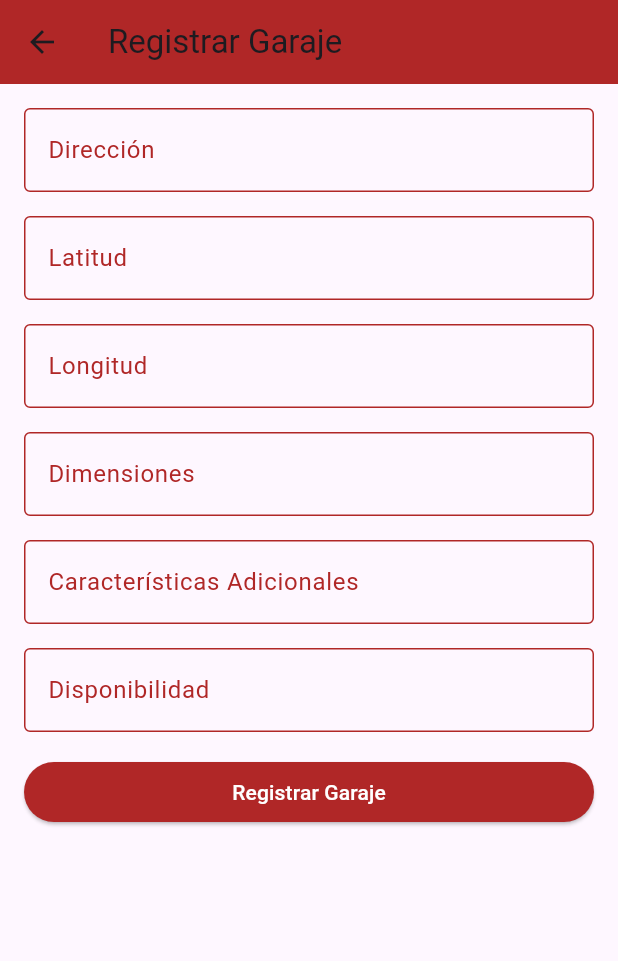
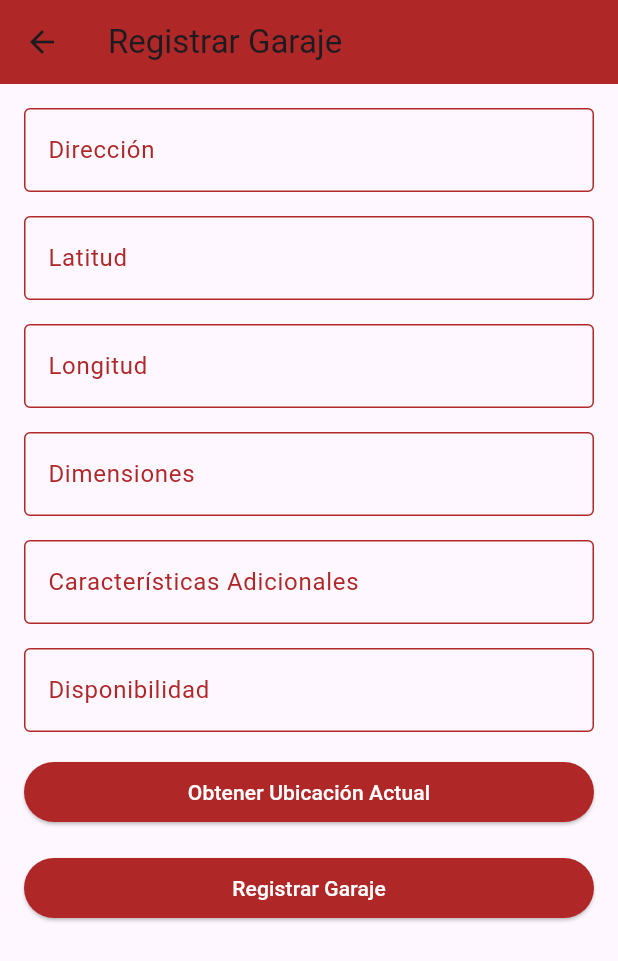
Before and after one commit to callme-rojas/REFFS, a Flutter app: the RegisterGaragePage screen opened directly, after a tap on "Registrar Garaje", on a phone screen of 412 x 824 dp. Shown: the top 961 px of the screen. Run offline on Flutter 3.47's test engine with Material 3 defaults, Android fonts, the phone set to English and light mode, and no system bars; our stand-ins replace geolocator, google_maps_flutter, shared_preferences; accounts and stored records are empty.

Commit message:
coordenadas funcionando

```diff
--- a/reffs_parking/lib/park_register_page.dart
+++ b/reffs_parking/lib/park_register_page.dart
@@ -1,4 +1,5 @@
 import 'package:flutter/material.dart';
+import 'package:geolocator/geolocator.dart';
 import 'package:reffs_parking/api/api_service.dart';
 import 'package:shared_preferences/shared_preferences.dart';
 
@@ -15,14 +16,45 @@ class _RegisterGaragePageState extends State<RegisterGaragePage> {
   final TextEditingController caracteristicasController = TextEditingController();
   final TextEditingController disponibilidadController = TextEditingController();
 
-  final ApiService _apiService = ApiService(baseUrl: 'https://parkingsystem-hjcb.onrender.com');
+  final ApiService _apiService =
+      ApiService(baseUrl: 'https://parkingsystem-hjcb.onrender.com');
+
+  // Función para obtener la ubicación actual del dispositivo
+  Future<void> _getCurrentLocation() async {
+    bool serviceEnabled;
+    LocationPermission permission;
+
+    // Verificar si los servicios de ubicación están habilitados
+    serviceEnabled = await Geolocator.isLocationServiceEnabled();
+    if (!serviceEnabled) {
+      // Servicios de ubicación no habilitados, mostrar un mensaje al usuario
+      print('Servicios de ubicación deshabilitados.');
+      return;
+    }
+
+    // Solicitar permisos de ubicación al usuario
+    permission = await Geolocator.requestPermission();
+    if (permission == LocationPermission.denied) {
+      // Permiso denegado por el usuario, mostrar un mensaje al usuario
+      print('Permiso de ubicación denegado.');
+      return;
+    }
+
+    // Obtener la ubicación actual
+    Position position = await Geolocator.getCurrentPosition(
+        desiredAccuracy: LocationAccuracy.high);
+
+    setState(() {
+      latitudController.text = position.latitude.toString();
+      longitudController.text = position.longitude.toString();
+    });
+  }
 
   Future<void> _registerGarage() async {
     final SharedPreferences prefs = await SharedPreferences.getInstance();
-    final usuarioId = prefs.getInt('userId') ?? 0; // Obtener usuarioId de SharedPreferences, si no está disponible, asignar 0
+    final usuarioId = prefs.getInt('userId') ?? 0;
 
     if (usuarioId == 0) {
-      // Manejar el caso donde usuarioId no está disponible
       print('Error: UsuarioId no encontrado en SharedPreferences.');
       return;
     }
@@ -44,10 +76,8 @@ class _RegisterGaragePageState extends State<RegisterGaragePage> {
     );
 
     if (response == 201) {
-      // Registro exitoso, puedes manejar la respuesta aquí
       print('Garaje registrado exitosamente.');
     } else {
-      // Manejo de errores si es necesario
       print('Error al registrar el garaje. Código de estado: $response');
     }
   }
@@ -57,7 +87,7 @@ class _RegisterGaragePageState extends State<RegisterGaragePage> {
     return Scaffold(
       appBar: AppBar(
         title: const Text('Registrar Garaje'),
-        backgroundColor: const Color.fromARGB(255, 176, 39, 39), // Color principal
+        backgroundColor: const Color.fromARGB(255, 176, 39, 39),
       ),
       body: SingleChildScrollView(
         padding: const EdgeInsets.all(16.0),
@@ -68,12 +98,15 @@ class _RegisterGaragePageState extends State<RegisterGaragePage> {
               controller: direccionController,
               decoration: InputDecoration(
                 labelText: 'Dirección',
-                labelStyle: TextStyle(color: const Color.fromARGB(255, 176, 39, 39)), // Color principal para el texto del label
+                labelStyle:
+                    TextStyle(color: const Color.fromARGB(255, 176, 39, 39)),
                 focusedBorder: OutlineInputBorder(
-                  borderSide: const BorderSide(color: const Color.fromARGB(255, 176, 39, 39)), // Color principal para el borde enfocado
+                  borderSide:
+                      const BorderSide(color: const Color.fromARGB(255, 176, 39, 39)),
                 ),
                 enabledBorder: OutlineInputBorder(
-                  borderSide: const BorderSide(color: const Color.fromARGB(255, 176, 39, 39)), // Color principal para el borde habilitado
+                  borderSide:
+                      const BorderSide(color: const Color.fromARGB(255, 176, 39, 39)),
                 ),
               ),
             ),
@@ -82,12 +115,15 @@ class _RegisterGaragePageState extends State<RegisterGaragePage> {
               controller: latitudController,
               decoration: InputDecoration(
                 labelText: 'Latitud',
-                labelStyle: TextStyle(color: const Color.fromARGB(255, 176, 39, 39)),
+                labelStyle:
+                    TextStyle(color: const Color.fromARGB(255, 176, 39, 39)),
                 focusedBorder: OutlineInputBorder(
-                  borderSide: const BorderSide(color: const Color.fromARGB(255, 176, 39, 39)),
+                  borderSide:
+                      const BorderSide(color: const Color.fromARGB(255, 176, 39, 39)),
                 ),
                 enabledBorder: OutlineInputBorder(
-                  borderSide: const BorderSide(color: const Color.fromARGB(255, 176, 39, 39)),
+                  borderSide:
+                      const BorderSide(color: const Color.fromARGB(255, 176, 39, 39)),
                 ),
               ),
             ),
@@ -96,12 +132,15 @@ class _RegisterGaragePageState extends State<RegisterGaragePage> {
               controller: longitudController,
               decoration: InputDecoration(
                 labelText: 'Longitud',
-                labelStyle: TextStyle(color: const Color.fromARGB(255, 176, 39, 39)),
+                labelStyle:
+                    TextStyle(color: const Color.fromARGB(255, 176, 39, 39)),
                 focusedBorder: OutlineInputBorder(
-                  borderSide: const BorderSide(color: const Color.fromARGB(255, 176, 39, 39)),
+                  borderSide:
+                      const BorderSide(color: const Color.fromARGB(255, 176, 39, 39)),
                 ),
                 enabledBorder: OutlineInputBorder(
-                  borderSide: const BorderSide(color: const Color.fromARGB(255, 176, 39, 39)),
+                  borderSide:
+                      const BorderSide(color: const Color.fromARGB(255, 176, 39, 39)),
                 ),
               ),
             ),
@@ -110,12 +149,15 @@ class _RegisterGaragePageState extends State<RegisterGaragePage> {
               controller: dimensionesController,
               decoration: InputDecoration(
                 labelText: 'Dimensiones',
-                labelStyle: TextStyle(color: const Color.fromARGB(255, 176, 39, 39)),
+                labelStyle:
+                    TextStyle(color: const Color.fromARGB(255, 176, 39, 39)),
                 focusedBorder: OutlineInputBorder(
-                  borderSide: const BorderSide(color: const Color.fromARGB(255, 176, 39, 39)),
+                  borderSide:
+                      const BorderSide(color: const Color.fromARGB(255, 176, 39, 39)),
                 ),
                 enabledBorder: OutlineInputBorder(
-                  borderSide: const BorderSide(color: const Color.fromARGB(255, 176, 39, 39)),
+                  borderSide:
+                      const BorderSide(color: const Color.fromARGB(255, 176, 39, 39)),
                 ),
               ),
             ),
@@ -124,12 +166,15 @@ class _RegisterGaragePageState extends State<RegisterGaragePage> {
               controller: caracteristicasController,
               decoration: InputDecoration(
                 labelText: 'Características Adicionales',
-                labelStyle: TextStyle(color: const Color.fromARGB(255, 176, 39, 39)),
+                labelStyle:
+                    TextStyle(color: const Color.fromARGB(255, 176, 39, 39)),
                 focusedBorder: OutlineInputBorder(
-                  borderSide: const BorderSide(color: const Color.fromARGB(255, 176, 39, 39)),
+                  borderSide:
+                      const BorderSide(color: const Color.fromARGB(255, 176, 39, 39)),
                 ),
                 enabledBorder: OutlineInputBorder(
-                  borderSide: const BorderSide(color: const Color.fromARGB(255, 176, 39, 39)),
+                  borderSide:
+                      const BorderSide(color: const Color.fromARGB(255, 176, 39, 39)),
                 ),
               ),
             ),
@@ -138,13 +183,27 @@ class _RegisterGaragePageState extends State<RegisterGaragePage> {
               controller: disponibilidadController,
               decoration: InputDecoration(
                 labelText: 'Disponibilidad',
-                labelStyle: TextStyle(color: const Color.fromARGB(255, 176, 39, 39)),
+                labelStyle:
+                    TextStyle(color: const Color.fromARGB(255, 176, 39, 39)),
                 focusedBorder: OutlineInputBorder(
-                  borderSide: const BorderSide(color: const Color.fromARGB(255, 176, 39, 39)),
+                  borderSide:
+                      const BorderSide(color: const Color.fromARGB(255, 176, 39, 39)),
                 ),
                 enabledBorder: OutlineInputBorder(
-                  borderSide: const BorderSide(color: const Color.fromARGB(255, 176, 39, 39)),
+                  borderSide:
+                      const BorderSide(color: const Color.fromARGB(255, 176, 39, 39)),
                 ),
+              ),
+            ),
+            const SizedBox(height: 16),
+            ElevatedButton(
+              onPressed: _getCurrentLocation,
+              child: const Text(
+                'Obtener Ubicación Actual',
+                style: TextStyle(fontSize: 14, color: Colors.white),
+              ),
+              style: ElevatedButton.styleFrom(
+                backgroundColor: const Color.fromARGB(255, 176, 39, 39),
               ),
             ),
             const SizedBox(height: 16),
--- a/reffs_parking/pubspec.yaml
+++ b/reffs_parking/pubspec.yaml
@@ -40,6 +40,7 @@ dependencies:
   image_picker: ^1.1.1
   google_maps_flutter: ^2.6.1
   shared_preferences: ^2.2.3
+  geolocator: ^11.0.0
 
 dev_dependencies:
   flutter_test:
```
Also changed, not shown: reffs_parking/pubspec.lock, 2 other files.
